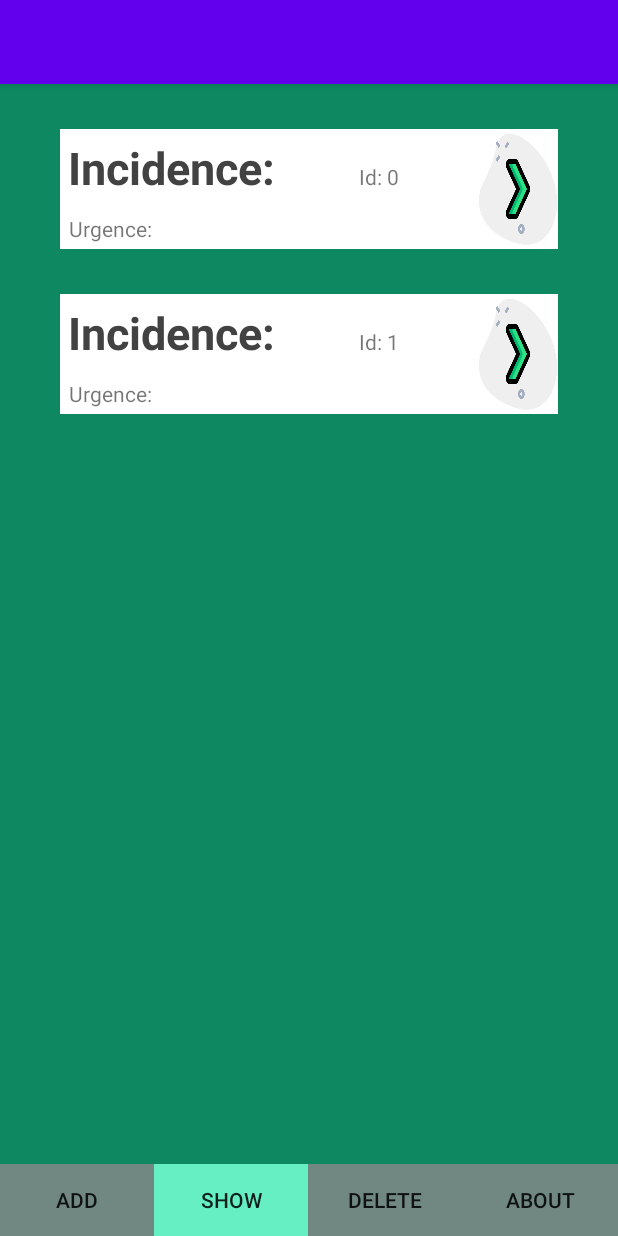
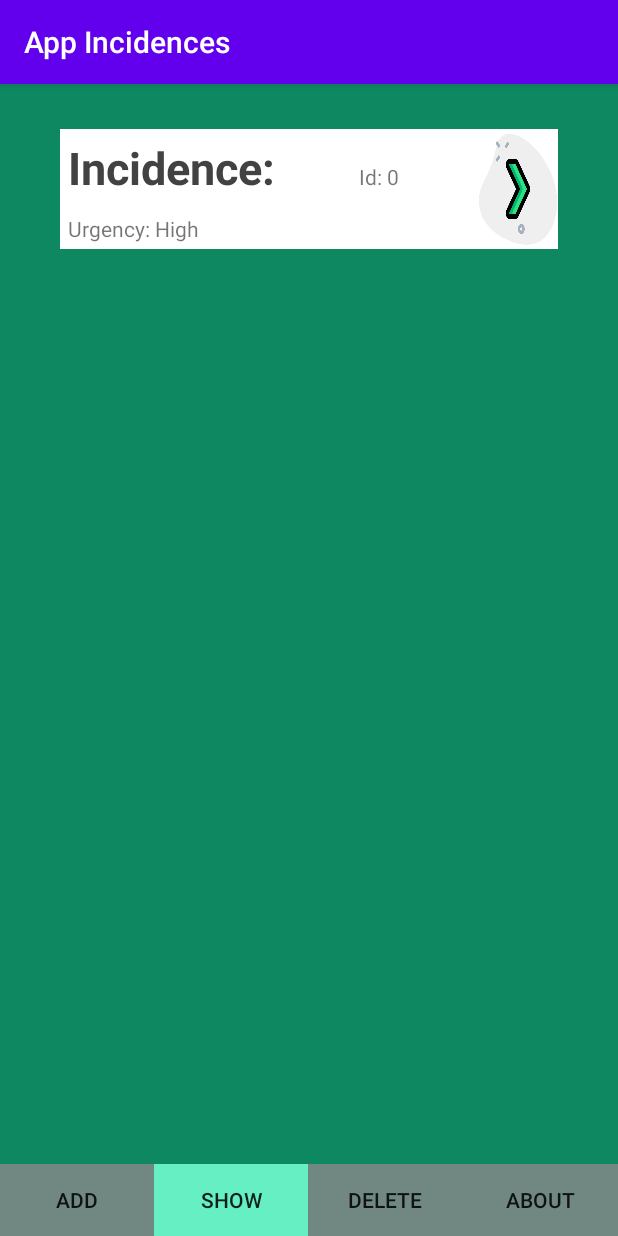
Before and after one commit to klitna/AppIncidencias-SQL, an Android app: the MainActivity screen opened directly, with no data from a screen before it, after a tap on "SHOW", on a phone screen of 412 x 824 dp. Run offline under Robolectric (Android 15) with nearby library versions, the phone set to English and light mode, and no system bars; 3 other taps on this screen came first.

Commit message:
dbHerlper and AddIncidence better now

```diff
--- a/app/src/main/java/com/example/myapplication/AddIncidence.java
+++ b/app/src/main/java/com/example/myapplication/AddIncidence.java
@@ -37,7 +37,6 @@
     FragmentTransaction addIncidenceTransaction = null;
     IncidenciaDBHelper dbHelper;
     SQLiteDatabase db;
-    Incidence incidence;
     public AddIncidence() {
         // Required empty public constructor
     }
@@ -48,7 +47,7 @@
         // Inflate the layout for this fragment
         View fAddIncidence = inflater.inflate(R.layout.fragment_add_incidence, container, false);
 
-        dbHelper = new IncidenciaDBHelper(container.getContext());
+        dbHelper = new IncidenciaDBHelper(getContext());
         db = dbHelper.getWritableDatabase();
         final ArrayList<String> incidencesAux = new ArrayList<String>();
 
@@ -82,18 +81,12 @@
                     Toast.makeText(container.getContext(), "Name cannot be empty!", Toast.LENGTH_SHORT).show();
                 } else {
                     Incidence incidence = new Incidence(incidenceName.getText().toString(), addIncidenceSpinner.getSelectedItem().toString());
-                    incidence.name=incidenceName.getText().toString();
-                    incidence.urgence=addIncidenceSpinner.getSelectedItem().toString();
-                    dbHelper.insertIncidence(db, incidence.name, incidence.urgence);
+                    dbHelper.insertIncidence(db, incidence);
                     Log.i("add_incidence_success", "person name: "+incidence.name );
                     Toast.makeText(container.getContext(), "Incidence saved succesfully!", Toast.LENGTH_SHORT).show();
-                    incidencesAux.addAll(dbHelper.getIncidenceNames());
-                    for(int i = 0; i< dbHelper.getIncidenceNames().size(); i++)
-                        Log.i("incidencesAddedTest", String.valueOf(incidencesAux.get(i)));
-                }
+                    }
             }
         });
-
         return fAddIncidence;
     }
 
--- a/app/src/main/java/com/example/myapplication/DB/IncidenciaDBHelper.java
+++ b/app/src/main/java/com/example/myapplication/DB/IncidenciaDBHelper.java
@@ -36,14 +36,14 @@
 
     }
 
-    public static void insertIncidence(SQLiteDatabase db, String name, String urgence){
+    public static void insertIncidence(SQLiteDatabase db, Incidence inci){
         //Check the bd is open
         if (db.isOpen()){
             ContentValues values = new ContentValues();
 
             //Insert the incidence getting all values
-            values.put(IncidenciaEntry.COLUMN_NAME_TITLE, name);
-            values.put(IncidenciaEntry.COLUMN2_NAME_TITLE, urgence);
+            values.put(IncidenciaEntry.COLUMN_NAME_TITLE, inci.getName());
+            values.put(IncidenciaEntry.COLUMN2_NAME_TITLE, inci.getUrgency());
             db.insert(IncidenciaEntry.TABLE_NAME, null, values);
 
             db.close();
@@ -52,52 +52,30 @@
         }
     }
 
-    public void deleteIncidence(int idDelete)
+    public void deleteIncidence(SQLiteDatabase db, int idDelete)
     {
-        SQLiteDatabase db = this.getWritableDatabase();
+        //SQLiteDatabase db = this.getWritableDatabase();
         db.execSQL("DELETE FROM " + IncidenciaEntry.TABLE_NAME+ " WHERE Id ='"+idDelete+"'");
         db.close();
     }
 
-    public ArrayList<String> getIncidenceNames(){
-        SQLiteDatabase db = this.getReadableDatabase();
+    public ArrayList<Incidence> getAllIncidences(SQLiteDatabase db){
+        //SQLiteDatabase db = this.getReadableDatabase();
         Cursor cursor = db.query(IncidenciaEntry.TABLE_NAME, null, null, null, null, null, null);
         cursor.moveToFirst();
-        ArrayList<String> incidences = new ArrayList<String>();
-        for (int i = 0; i < cursor.getCount(); i++){
-            incidences.add(cursor.getString(1));
-            cursor.moveToNext();
+        ArrayList<Incidence> incidences = new ArrayList<>();
+        while (cursor.moveToNext()) {
+            String title = cursor.getString(cursor.getColumnIndex(IncidenciaEntry.COLUMN_NAME_TITLE));
+            String urgency = cursor.getString(cursor.getColumnIndex(IncidenciaEntry.COLUMN2_NAME_TITLE));
+
+            incidences.add(new Incidence(title, urgency));
         }
         return incidences;
     }
 
-    public ArrayList<String>  getUrgences(){
-        SQLiteDatabase db = this.getReadableDatabase();
-        Cursor cursor = db.query(IncidenciaEntry.TABLE_NAME, null, null, null, null, null, null);
-        cursor.moveToFirst();
-        ArrayList<String>  urgences = new ArrayList<String>();
-        for (int i = 0; i < cursor.getCount(); i++){
-            urgences.add(cursor.getString(1));
-            cursor.moveToNext();
-        }
-        return urgences;
-    }
-
-    public ArrayList<Incidence> getAllIncidences(){
-        SQLiteDatabase db = this.getWritableDatabase();
-        Cursor cursor = db.query(IncidenciaEntry.TABLE_NAME, null, null, null, null, null, null);
-        int dim = cursor.getCount();
-        ArrayList<String> incidenceNames = getIncidenceNames();
-        ArrayList<String> incidenceUrgences = getUrgences();
-        ArrayList<Incidence> i = new ArrayList<Incidence>();
-        for(int x=0; x<dim; x++)
-            i.add(new Incidence(incidenceNames.get(x), incidenceUrgences.get(x)));
-        return i;
-    }
-
-    public void deleteIncidenceId(int idDel)
+    public void deleteIncidenceId(SQLiteDatabase db, int idDel)
     {
-        SQLiteDatabase db = this.getWritableDatabase();
+        //SQLiteDatabase db = this.getWritableDatabase();
         db.execSQL("DELETE FROM " + IncidenciaEntry.TABLE_NAME+ " WHERE id ='"+idDel+"'");
         db.close();
     }
--- a/app/src/main/java/com/example/myapplication/DeleteIncidence.java
+++ b/app/src/main/java/com/example/myapplication/DeleteIncidence.java
@@ -36,7 +36,7 @@
                 if(!idString.matches(""))
                 {
                     int id = Integer.parseInt(idString);
-                    dbHelper.deleteIncidence(id);
+                    dbHelper.deleteIncidence(db, id);
                 }
                 else
                     Toast.makeText(getActivity(), "Incidence saved succesfuly!", Toast.LENGTH_LONG).show();
--- a/app/src/main/java/com/example/myapplication/Incidence.java
+++ b/app/src/main/java/com/example/myapplication/Incidence.java
@@ -2,20 +2,22 @@
 
 public class Incidence {
     protected String name;
-    protected String urgence;
+    protected String urgency;
 
     Incidence(){
         name="Default Name";
-        urgence="Default Urgence";
+        urgency="Default Urgence";
     }
 
-    public Incidence(String name, String urgence){
+    public Incidence(String name, String urgency){
         this.name=name;
-        this.urgence=urgence;
+        this.urgency=urgency;
     }
 
     public String getName(){
         return this.name;
     }
-    public String getUrgence() {return this.urgence;}
+    public String getUrgency() {return this.urgency;}
+    public void setName(String name){this.name=name;}
+    public void setUrgency(String urgency){this.urgency=urgency;}
 }
--- a/app/src/main/java/com/example/myapplication/ListIncidences.java
+++ b/app/src/main/java/com/example/myapplication/ListIncidences.java
@@ -40,7 +40,7 @@
         db = dbHelper.getWritableDatabase();
         // Inflate the layout for this fragment
         View fListIncidences = inflater.inflate(R.layout.fragment_list_incidences, container, false);
-        ArrayList<Incidence> inci =  dbHelper.getAllIncidences();
+        ArrayList<Incidence> inci =  dbHelper.getAllIncidences(db);
         for(int i=0; i<inci.size(); i++ )
             Log.i("ListIncidence: ", inci.get(i).getName());
        /*
@@ -49,7 +49,7 @@
 */
         RecyclerView recyclerView = (RecyclerView)fListIncidences.findViewById(R.id.incidencesRecycler);
         recyclerView.setLayoutManager(new LinearLayoutManager(fListIncidences.getContext()));
-        RecyclerViewAdapter adapter = new RecyclerViewAdapter(this, dbHelper.getAllIncidences());
+        RecyclerViewAdapter adapter = new RecyclerViewAdapter(this, dbHelper.getAllIncidences(db));
         recyclerView.setAdapter(adapter);
 
         return fListIncidences;
--- a/app/src/main/java/com/example/myapplication/RecyclerViewAdapter.java
+++ b/app/src/main/java/com/example/myapplication/RecyclerViewAdapter.java
@@ -41,7 +41,7 @@
     @Override
     public void onBindViewHolder(@NonNull ViewHolder holder, int id) {
         holder.nameTextView.setText("Incidence: "+incidencesList.get(id).getName());
-        holder.urgenceTextView.setText("Urgence: "+incidencesList.get(id).getUrgence());
+        holder.urgenceTextView.setText("Urgency: "+incidencesList.get(id).getUrgency());
         holder.idTextView.setText("Id: "+String.valueOf(id));
     }
 
--- a/app/src/main/res/layout/fragment_add_incidence.xml
+++ b/app/src/main/res/layout/fragment_add_incidence.xml
@@ -20,7 +20,7 @@
             android:id="@+id/addIncidenceTitle"
             android:layout_height="wrap_content"
             android:layout_width="wrap_content"
-            android:text="ADD NEW INCIDENCE"
+            android:text="@string/add_incidence"
             android:textSize="30dp"
             android:layout_gravity="center"
             android:layout_weight="1"
@@ -35,7 +35,7 @@
             android:layout_gravity="center"
             android:layout_margin="10dp"
             android:layout_weight="1"
-            android:hint="Name"
+            android:hint="@string/incidence"
             android:inputType="textPersonName"
             android:text=""
             android:textSize="20dp" />
@@ -67,7 +67,7 @@
             android:layout_height="wrap_content"
             android:layout_margin="10dp"
             android:background="@color/customBlue"
-            android:text="SAVE"
+            android:text="@string/save"
             android:textColor="@color/white" />
 
 
--- a/app/src/main/res/layout/fragment_menu.xml
+++ b/app/src/main/res/layout/fragment_menu.xml
@@ -18,28 +18,28 @@
             android:layout_width="wrap_content"
             android:layout_height="wrap_content"
             android:layout_weight="1"
-            android:text="Add"></Button>
+            android:text="@string/add"></Button>
 
         <Button
             android:id="@+id/listIncidenceButton"
             android:layout_width="wrap_content"
             android:layout_height="wrap_content"
             android:layout_weight="1"
-            android:text="Show"></Button>
+            android:text="@string/show"></Button>
 
         <Button
             android:id="@+id/deleteIncidenceButton"
             android:layout_width="wrap_content"
             android:layout_height="wrap_content"
             android:layout_weight="1"
-            android:text="Delete"></Button>
+            android:text="@string/delete"></Button>
 
         <Button
             android:id="@+id/aboutButton"
             android:layout_width="wrap_content"
             android:layout_height="wrap_content"
             android:layout_weight="1"
-            android:text="about"></Button>
+            android:text="@string/about"></Button>
     </LinearLayout>
     <!-- TODO: Update blank fragment layout -->
 </FrameLayout>
```
Also changed, not shown: app/src/main/res/layout/activity_login.xml (+4 -4 lines), app/src/main/res/values/strings.xml (+6 -4 lines), 1 other file.
